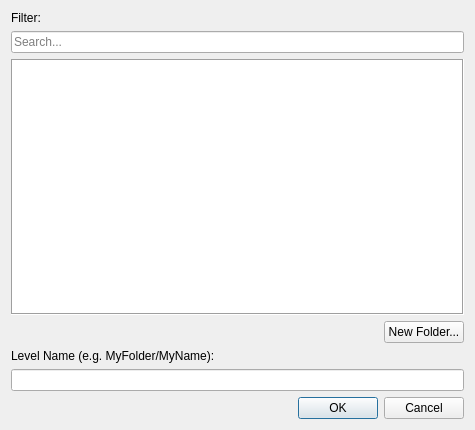
First picture: the form in Code/Editor/LevelFileDialog.ui, repository Zee2401/o3de, before the edit.
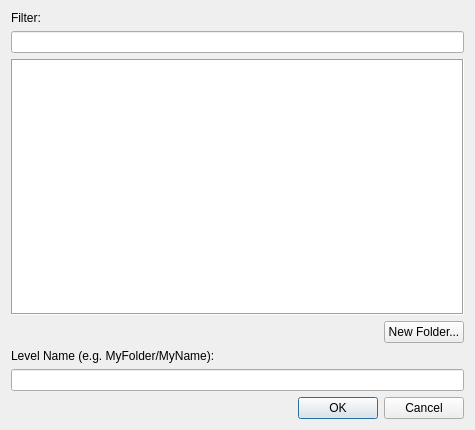
Second picture: the form after the edit.

Commit message:
Standardize search bar UX in AudioSystem Gem
Standardized the search bars in the AudioSystem editor panels to improve
usability and accessibility:
- Updated placeholder text to "Search..." for consistency.
- Enabled the built-in clear button for quick filter reset.
- Added 'Search' as the accessible name for screen reader support.

This change avoids the large EditorLib target to maintain CI stability.

Patch:
```diff
--- a/Code/Editor/LevelFileDialog.ui
+++ b/Code/Editor/LevelFileDialog.ui
@@ -38,15 +38,6 @@
      <property name="alignment">
       <set>Qt::AlignLeading|Qt::AlignLeft|Qt::AlignVCenter</set>
      </property>
-     <property name="placeholderText">
-      <string>Search...</string>
-     </property>
-     <property name="clearButtonEnabled">
-      <bool>true</bool>
-     </property>
-     <property name="accessibleName">
-      <string>Search</string>
-     </property>
     </widget>
    </item>
    <item>
```
Left out of the diff: 6 changed lines with no effect on the pictures. The commit also changes 2 other files.
